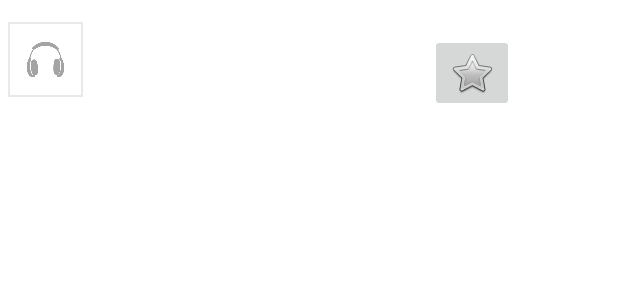
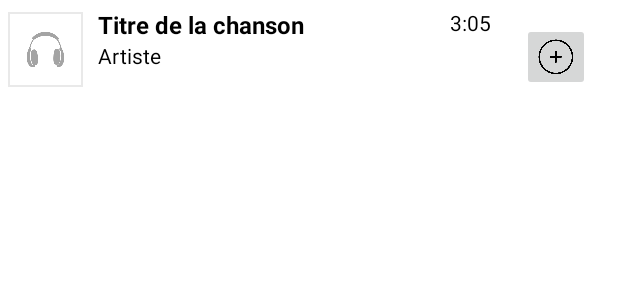
Before and after one commit to Enzo-Cerini/mesMusics, an Android app: the layout music_poster.xml on its own in the app's theme, with its tools: preview values and no code run, on a phone screen of 412 x 824 dp. Shown: the top 300 px of the screen. Run offline under Robolectric (Android 15) with nearby library versions, the phone set to English and light mode, and no system bars; Roboto replaces fonts that are not available here.

Commit message:
Update TEL

```diff
--- a/app/src/main/res/layout/activity_info.xml
+++ b/app/src/main/res/layout/activity_info.xml
@@ -14,7 +14,7 @@
         app:layout_constraintEnd_toEndOf="parent"
         app:layout_constraintStart_toStartOf="parent"
         app:layout_constraintTop_toTopOf="parent"
-        app:srcCompat="@drawable/fond" />
+        app:srcCompat="@drawable/bleu" />
 
     <ImageView
         android:id="@+id/Son"
--- a/app/src/main/res/layout/activity_main.xml
+++ b/app/src/main/res/layout/activity_main.xml
@@ -14,14 +14,14 @@
         android:layout_width="wrap_content"
         android:layout_height="wrap_content"
         android:scaleType="fitXY"
-        app:srcCompat="@drawable/fond" />
+        app:srcCompat="@drawable/bleu" />
 
     <androidx.appcompat.widget.Toolbar
         android:id="@+id/toolbar"
         android:layout_width="437dp"
         android:layout_height="129dp"
         android:layout_alignParentBottom="true"
-        android:background="#191818"
+        android:background="#1C2347"
         android:minHeight="100dp"
         android:theme="@style/Base.ThemeOverlay.AppCompat.Dark.ActionBar"
         app:layout_constraintBottom_toBottomOf="parent"
@@ -102,8 +102,8 @@
                 <SeekBar
                     android:id="@+id/seekbar"
                     android:layout_width="336dp"
-                    android:layout_height="45dp"
-                    android:progressTint="#009688" />
+                    android:layout_height="match_parent"
+                    android:progressTint="#3393D3" />
 
                 <TextView
                     android:id="@+id/tv_time"
@@ -139,6 +139,7 @@
         android:fontFamily="@font/paprika"
         android:onClick="switchToPlaylist"
         android:text="Ma playlist"
+        android:textColorHighlight="#FFFFFF"
         android:textColorLink="#FFFFFF"
         android:textSize="12sp"
         app:layout_constraintBottom_toTopOf="@+id/toolbar"
@@ -153,6 +154,7 @@
         android:fontFamily="@font/paprika"
         android:onClick="switchToPlaylist"
         android:text="Informations"
+        android:textColorHighlight="#FFFFFF"
         android:textColorLink="#FFFFFF"
         android:textSize="12sp"
         app:layout_constraintBottom_toTopOf="@+id/toolbar"
--- a/app/src/main/res/layout/music_poster.xml
+++ b/app/src/main/res/layout/music_poster.xml
@@ -28,7 +28,7 @@
         android:paddingEnd="50dp"
         android:paddingRight="50dp"
         android:text="Titre de la chanson"
-        android:textColor="#FFFFFF"
+        android:textColor="#000000"
         android:textSize="16sp"
         android:textStyle="bold" />
 
@@ -40,7 +40,7 @@
         android:layout_toEndOf="@id/iv_artwork"
         android:layout_toRightOf="@id/iv_artwork"
         android:text="Artiste"
-        android:textColor="#FFFFFF" />
+        android:textColor="#000000" />
 
     <TextView
         android:id="@+id/tv_duration"
@@ -48,8 +48,10 @@
         android:layout_height="wrap_content"
         android:layout_alignParentEnd="true"
         android:layout_alignParentRight="true"
+        android:layout_marginEnd="79dp"
+        android:layout_marginRight="79dp"
         android:text="3:05"
-        android:textColor="#FFFFFF" />
+        android:textColor="#000000" />
 
     <ImageView
         android:id="@+id/iv_play_active"
@@ -58,18 +60,22 @@
         android:layout_below="@id/tv_duration"
         android:layout_alignParentEnd="true"
         android:layout_alignParentRight="true"
+        android:layout_marginTop="6dp"
+        android:layout_marginEnd="86dp"
+        android:layout_marginRight="86dp"
         android:src="@drawable/ic_play_circle_outline_black"
         android:visibility="invisible" />
 
     <ImageButton
         android:id="@+id/imageButton2"
-        android:layout_width="wrap_content"
-        android:layout_height="wrap_content"
+        android:layout_width="45dp"
+        android:layout_height="45dp"
         android:layout_alignParentTop="true"
         android:layout_alignParentEnd="true"
-        android:layout_marginTop="17dp"
-        android:layout_marginEnd="64dp"
+        android:layout_marginTop="10dp"
+        android:layout_marginEnd="13dp"
         android:onClick="addToPlaylist"
-        app:srcCompat="@android:drawable/btn_star" />
+        android:scaleType="centerCrop"
+        app:srcCompat="@drawable/plus" />
 
 </RelativeLayout>
--- a/app/src/main/res/values/colors.xml
+++ b/app/src/main/res/values/colors.xml
@@ -2,9 +2,9 @@
 
 <resources>
     <color name="purple_200">#C0F4E8</color>
-    <color name="purple_500">#002B20</color>
-    <color name="purple_700">#3C8570</color>
-    <color name="teal_200">#26887F</color>
+    <color name="purple_500">#1C2347</color>
+    <color name="purple_700">#1C2347</color>
+    <color name="teal_200">#14A3DC</color>
     <color name="teal_700">#FF018786</color>
     <color name="black">#C83EFA</color>
     <color name="white">#FFFFFFFF</color>
```
Also changed, not shown: app/src/main/res/drawable/plus.png (added), 1 other file.
